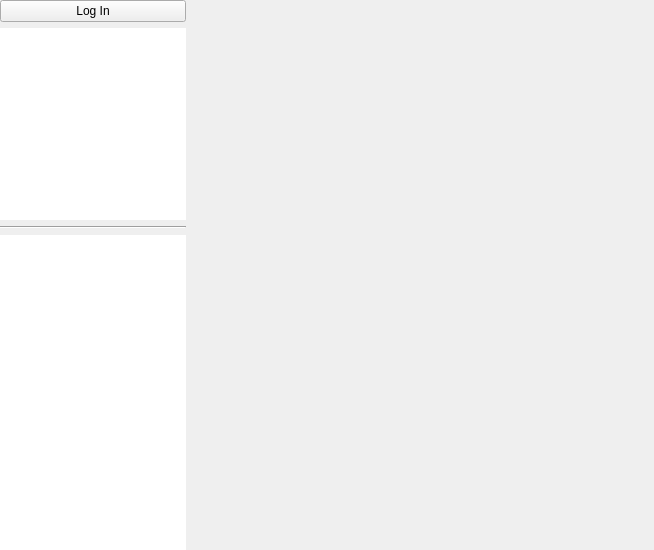
The window that gather/gthometabview.ui (tomnotcat/gather) describes before a commit, drawn with Qt 5.
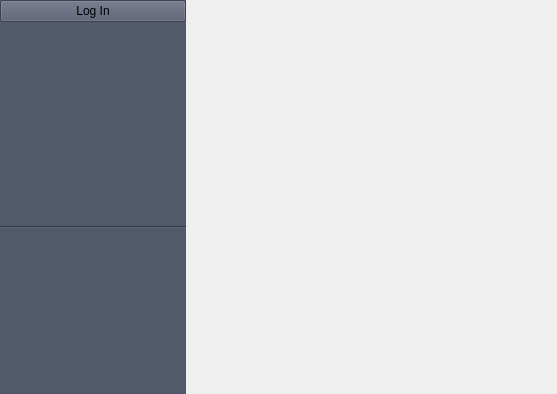
The same window after the commit.

Patch:
```diff
--- a/gather/gthometabview.ui
+++ b/gather/gthometabview.ui
@@ -6,8 +6,8 @@
    <rect>
     <x>0</x>
     <y>0</y>
-    <width>654</width>
-    <height>550</height>
+    <width>557</width>
+    <height>394</height>
    </rect>
   </property>
   <property name="windowTitle">
@@ -34,6 +34,12 @@
        <height>16777215</height>
       </size>
      </property>
+     <property name="autoFillBackground">
+      <bool>false</bool>
+     </property>
+     <property name="styleSheet">
+      <string notr="true">background-color: rgb(82, 89, 107);</string>
+     </property>
      <property name="frameShape">
       <enum>QFrame::NoFrame</enum>
      </property>
@@ -83,6 +89,9 @@
           <height>0</height>
          </size>
         </property>
+        <property name="autoFillBackground">
+         <bool>true</bool>
+        </property>
         <property name="frameShape">
          <enum>QFrame::NoFrame</enum>
         </property>
@@ -115,6 +124,9 @@
           <height>16777215</height>
          </size>
         </property>
+        <property name="autoFillBackground">
+         <bool>true</bool>
+        </property>
         <property name="frameShape">
          <enum>QFrame::NoFrame</enum>
         </property>
```
Left out of the diff: 10 changed lines with no effect on the pictures.
